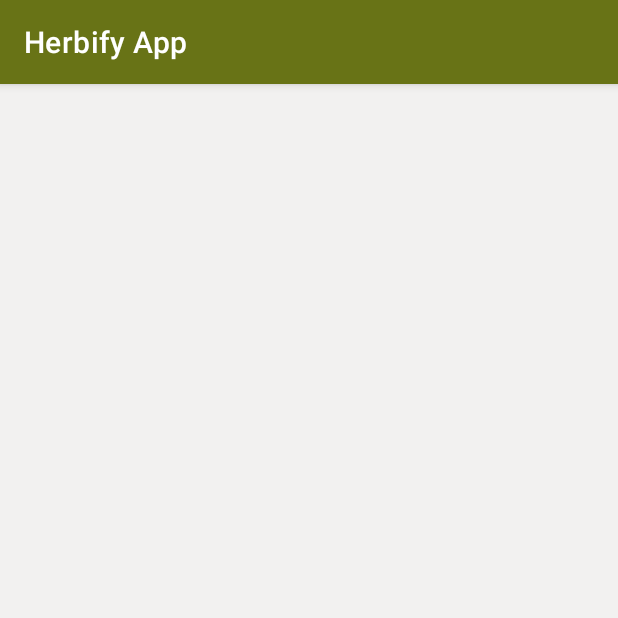
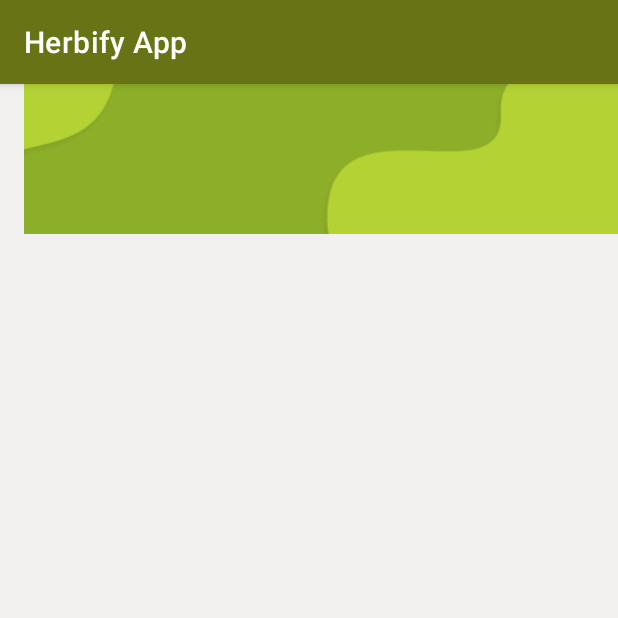
Before and after one commit to Herbify/Herbify-App, an Android app: the fragment HerbaTalkFragment shown on its own in the app's theme, on a phone screen of 412 x 824 dp, the top half of it. Run offline under Robolectric (Android 15) with nearby library versions, the phone set to English and light mode, and no system bars.

Commit message:
add - custom appbar & detail post

```diff
--- /dev/null
+++ b/app/src/main/java/com/herbify/herbifyapp/ui/herbal_talk/detail/DetailPostViewModel.kt
@@ -0,0 +1,4 @@
+package com.herbify.herbifyapp.ui.herbal_talk.detail
+
+class DetailPostViewModel {
+}
--- /dev/null
+++ b/app/src/main/res/drawable/baseline_image_24.xml
@@ -0,0 +1,5 @@
+<vector android:height="24dp" android:tint="#687316"
+    android:viewportHeight="24" android:viewportWidth="24"
+    android:width="24dp" xmlns:android="http://schemas.android.com/apk/res/android">
+    <path android:fillColor="@android:color/white" android:pathData="M21,19V5c0,-1.1 -0.9,-2 -2,-2H5c-1.1,0 -2,0.9 -2,2v14c0,1.1 0.9,2 2,2h14c1.1,0 2,-0.9 2,-2zM8.5,13.5l2.5,3.01L14.5,12l4.5,6H5l3.5,-4.5z"/>
+</vector>
--- /dev/null
+++ b/app/src/main/res/layout/custom_app_bar.xml
@@ -0,0 +1,18 @@
+<?xml version="1.0" encoding="utf-8"?>
+<androidx.appcompat.widget.Toolbar xmlns:android="http://schemas.android.com/apk/res/android"
+    xmlns:app="http://schemas.android.com/apk/res-auto"
+    xmlns:tools="http://schemas.android.com/tools"
+    android:id="@+id/appBar"
+    android:layout_width="match_parent"
+    android:layout_height="100dp">
+
+    <ImageView
+        android:id="@+id/toolbarIcon"
+        android:contentDescription="@string/background"
+        android:layout_width="match_parent"
+        android:layout_height="match_parent"
+        android:scaleType="centerCrop"
+        app:srcCompat="@drawable/header"
+        tools:ignore="ImageContrastCheck" />
+
+</androidx.appcompat.widget.Toolbar>
--- a/app/src/main/res/layout/fragment_dashboard.xml
+++ b/app/src/main/res/layout/fragment_dashboard.xml
@@ -10,6 +10,7 @@
         android:layout_width="match_parent"
         android:layout_height="wrap_content"
         android:orientation="vertical">
+
 
         <ImageView
             android:id="@+id/pict_dashboard"
--- a/app/src/main/res/layout/fragment_herba_talk.xml
+++ b/app/src/main/res/layout/fragment_herba_talk.xml
@@ -1,17 +1,27 @@
 <?xml version="1.0" encoding="utf-8"?>
-<FrameLayout xmlns:android="http://schemas.android.com/apk/res/android"
+<androidx.constraintlayout.widget.ConstraintLayout xmlns:android="http://schemas.android.com/apk/res/android"
+    xmlns:app="http://schemas.android.com/apk/res-auto"
     xmlns:tools="http://schemas.android.com/tools"
     android:layout_width="match_parent"
     android:layout_height="match_parent"
     android:background="@color/broken_white"
-    android:padding="20dp"
     tools:context=".ui.HerbaTalkFragment">
 
-    <!-- TODO: Update blank fragment layout -->
-   <androidx.recyclerview.widget.RecyclerView
-       android:layout_width="match_parent"
-       android:layout_height="wrap_content"
-       tools:listitem="@layout/item_post"/>
+    <include
+        android:id="@+id/top_app_bar"
+        layout="@layout/custom_app_bar"
+        android:layout_marginBottom="20dp"/>
 
 
-</FrameLayout>
+    <!-- TODO: Update blank fragment layout -->
+    <androidx.recyclerview.widget.RecyclerView
+        android:id="@+id/rv_article"
+        android:layout_width="match_parent"
+        android:layout_margin="20dp"
+        android:layout_height="wrap_content"
+        app:layout_constraintTop_toBottomOf="@+id/top_app_bar"
+        tools:listitem="@layout/item_post" />
+
+
+
+</androidx.constraintlayout.widget.ConstraintLayout>
--- a/app/src/main/res/values/strings.xml
+++ b/app/src/main/res/values/strings.xml
@@ -55,4 +55,7 @@
     <string name="herbapedia">HerbaPedia</string>
     <string name="herbatalk">HerbaTalk</string>
     <string name="account">Account</string>
+    <string name="background">background</string>
+    <string name="judul_postingan">Judul postingan</string>
+    <string name="thumbnail">Thumbnail</string>
 </resources>
```
Also changed, not shown: app/src/main/AndroidManifest.xml (+13 -11 lines), app/src/main/java/com/herbify/herbifyapp/ui/herbal_talk/detail/DetailPostActivity.kt (added, +11 -0 lines), app/src/main/res/layout/activity_detail_post.xml (added, +49 -0 lines), app/src/main/res/drawable/header.png (added).
